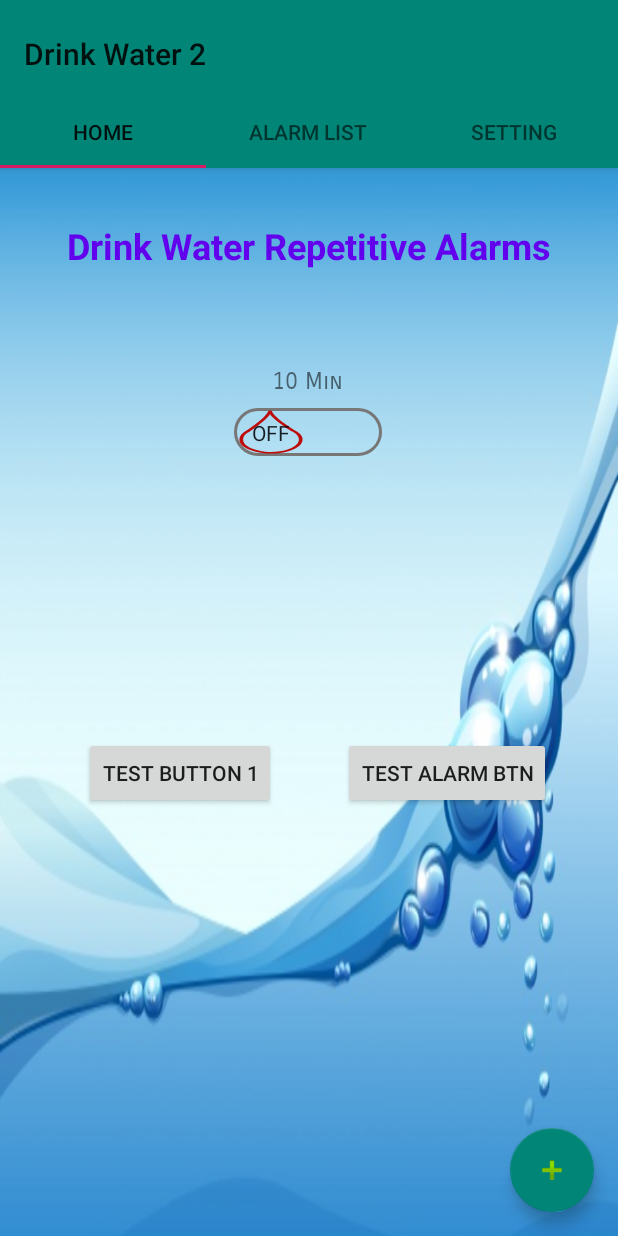
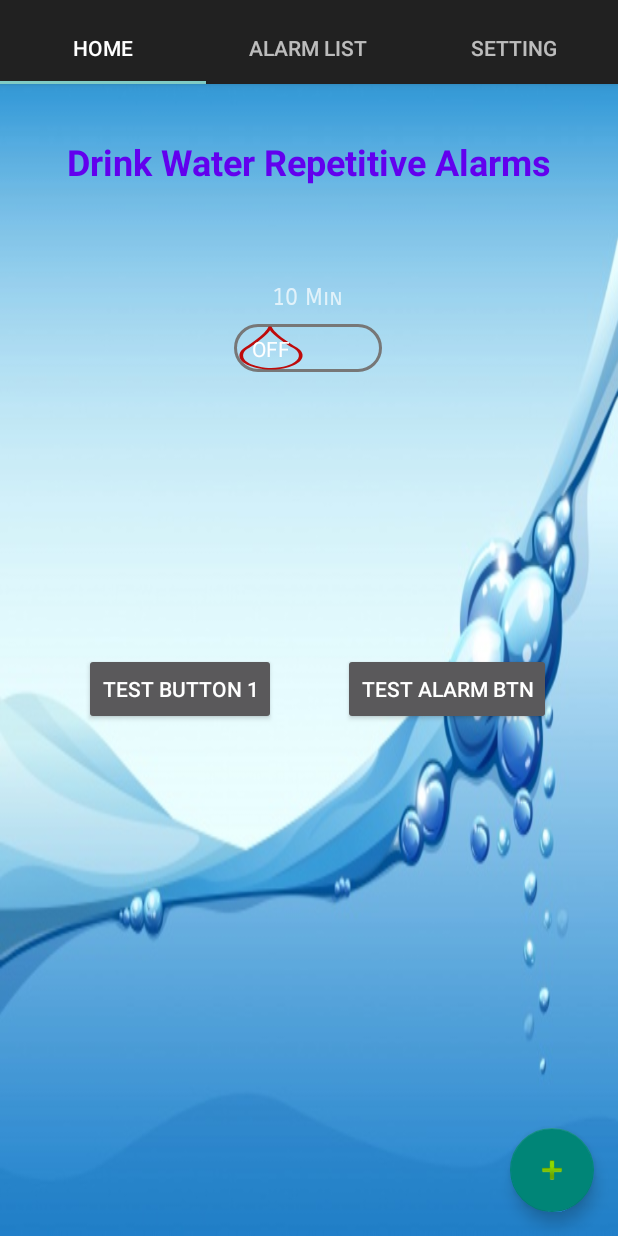
Before and after one commit to BTNM/DrinkWater2, an Android app: the screen it shows after launch (MainActivity), on a phone screen of 412 x 824 dp. Run offline under Robolectric (Android 15) with nearby library versions, the phone set to English and light mode, and no system bars.

Commit message:
Found problem, tried to remove actionbar, but it was toolbar

```diff
--- a/app/src/main/AndroidManifest.xml
+++ b/app/src/main/AndroidManifest.xml
@@ -8,11 +8,11 @@
         android:label="@string/app_name"
         android:roundIcon="@mipmap/ic_launcher_round"
         android:supportsRtl="true"
-        android:theme="@style/AppTheme">
+        android:theme="@style/Theme.Design.NoActionBar">
         <activity
             android:name=".MainActivity"
             android:label="@string/app_name"
-            android:theme="@style/AppTheme.NoActionBar">
+            android:theme="@style/Theme.Design.NoActionBar">
             <intent-filter>
                 <action android:name="android.intent.action.MAIN" />
 
--- a/app/src/main/java/com/example/btnm/drinkwater2/tabFragments/HomeFragment.java
+++ b/app/src/main/java/com/example/btnm/drinkwater2/tabFragments/HomeFragment.java
@@ -13,13 +13,13 @@ import android.support.v7.app.AppCompatActivity;
 import android.view.LayoutInflater;
 import android.view.View;
 import android.view.ViewGroup;
+import android.view.Window;
 import android.widget.Button;
 import android.widget.Switch;
 import android.widget.Toast;
 
 import com.example.btnm.drinkwater2.NotificationReceiver;
 import com.example.btnm.drinkwater2.R;
-
 
 public class HomeFragment extends Fragment {
     private static final String TAG = "Tab Home";
--- a/app/src/main/res/layout/activity_main.xml
+++ b/app/src/main/res/layout/activity_main.xml
@@ -13,19 +13,19 @@
         android:layout_width="match_parent"
         android:layout_height="wrap_content"
         android:paddingTop="@dimen/appbar_padding_top"
-        android:theme="@style/AppTheme.AppBarOverlay">
+        >
 
-        <android.support.v7.widget.Toolbar
-            android:id="@+id/toolbar"
-            android:layout_width="match_parent"
-            android:layout_height="?attr/actionBarSize"
-            android:layout_weight="1"
-            android:background="?attr/colorPrimary"
-            app:layout_scrollFlags="scroll|enterAlways"
-            app:popupTheme="@style/AppTheme.PopupOverlay"
-            app:title="@string/app_name">
+        <!--<android.support.v7.widget.Toolbar-->
+            <!--android:id="@+id/toolbar"-->
+            <!--android:layout_width="match_parent"-->
+            <!--android:layout_height="?attr/actionBarSize"-->
+            <!--android:layout_weight="1"-->
+            <!--android:background="?attr/colorPrimary"-->
+            <!--app:layout_scrollFlags="scroll|enterAlways"-->
 
-        </android.support.v7.widget.Toolbar>
+            <!--app:title="@string/app_name">-->
+
+        <!--</android.support.v7.widget.Toolbar>-->
 
         <android.support.design.widget.TabLayout
             android:id="@+id/allTabs"
--- a/app/src/main/res/values/styles.xml
+++ b/app/src/main/res/values/styles.xml
@@ -6,15 +6,25 @@
         <item name="colorPrimary">@color/colorPrimary</item>
         <item name="colorPrimaryDark">@color/colorPrimaryDark</item>
         <item name="colorAccent">@color/colorAccent</item>
+
     </style>
 
-    <style name="AppTheme.NoActionBar">
+    <style name="AppTheme.NoActionBar" >
         <item name="windowActionBar">false</item>
         <item name="windowNoTitle">true</item>
     </style>
 
-    <style name="AppTheme.AppBarOverlay" parent="ThemeOverlay.AppCompat" />
+    <!--<style name="noTheme" parent="AppTheme">-->
+        <!--<item name="windowActionBar">false</item>-->
+        <!--<item name="windowNoTitle">true</item>-->
+    <!--</style>-->
 
-    <style name="AppTheme.PopupOverlay" parent="ThemeOverlay.AppCompat.Light" />
+    <!--<style name="themeNoToolbar" parent="Theme.AppCompat.Light.NoActionBar">-->
+        <!--<item name="colorPrimaryDark">@android:color/black</item>-->
+    <!--</style>-->
+
+    <!--<style name="AppTheme.AppBarOverlay" parent="ThemeOverlay.AppCompat" />-->
+
+    <!--<style name="AppTheme.PopupOverlay" parent="ThemeOverlay.AppCompat.Light" />-->
 
 </resources>
```
Also changed, not shown: app/src/main/java/com/example/btnm/drinkwater2/MainActivity.java (+5 -4 lines).
